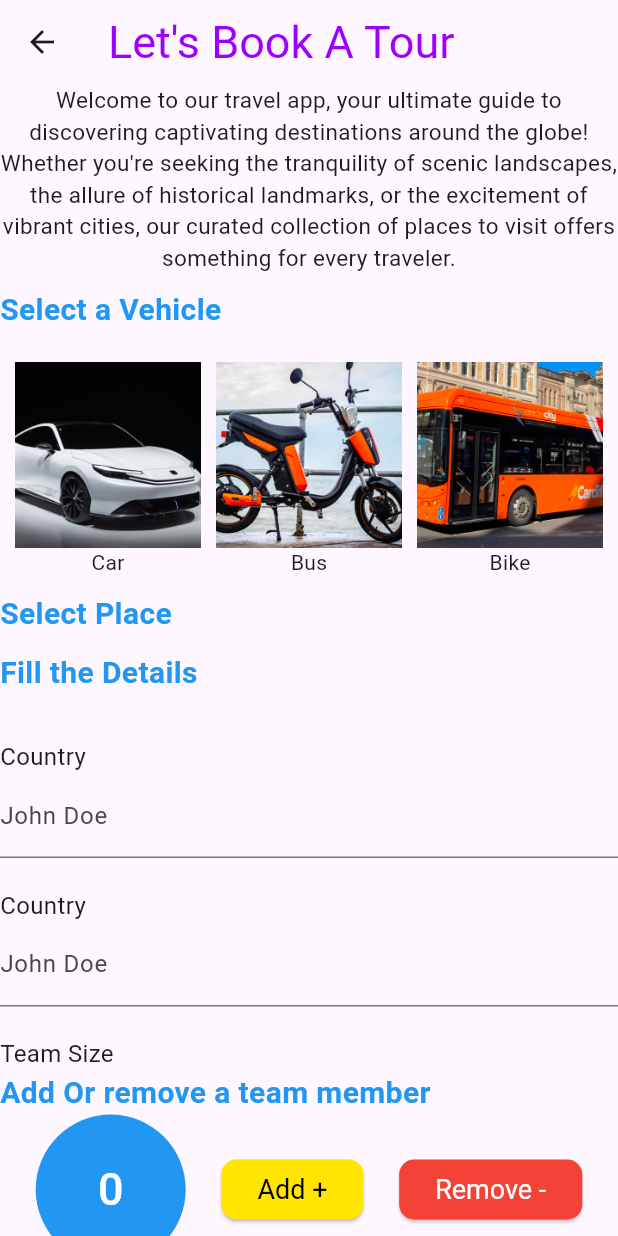
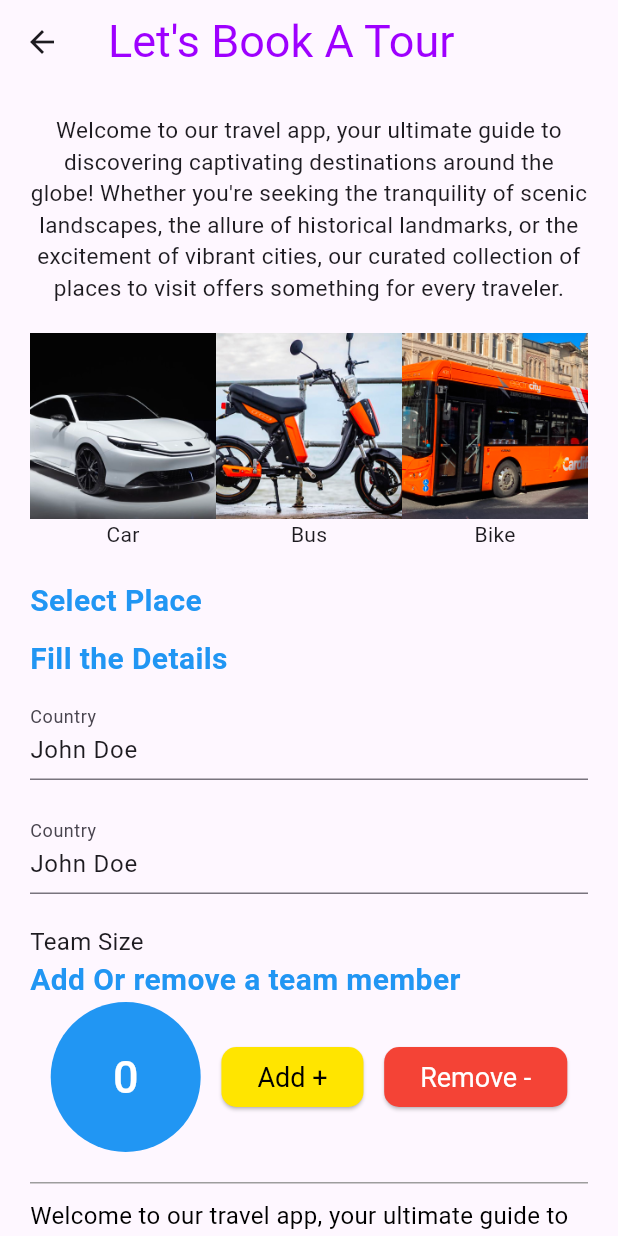
Before and after one commit to AmineFjr/exploreplaces, a Flutter app: the BookForARidePage screen opened directly, on a phone screen of 412 x 824 dp. Run offline on Flutter 3.47's test engine with Material 3 defaults, Android fonts, the phone set to English and light mode, and no system bars.

Commit message:
refactor: book for a ride

```diff
--- a/lib/pages/book_for_a_ride_page.dart
+++ b/lib/pages/book_for_a_ride_page.dart
@@ -1,39 +1,70 @@
 import 'package:flutter/material.dart';
 
 class BookForARidePage extends StatelessWidget {
-  const BookForARidePage({super.key});
+  const BookForARidePage({Key? key}) : super(key: key);
 
   @override
   Widget build(BuildContext context) {
     return Scaffold(
       appBar: AppBar(
-        title: const DefaultTextStyle(
+        title: const Text(
+          "Let's Book A Tour",
           style: TextStyle(color: Color(0xFF9E00FF), fontSize: 30),
-          child: Text("Let's Book A Tour"),
         ),
       ),
-      body: const SingleChildScrollView(
-        child: Center(
+      body: SingleChildScrollView(
+        child: Padding(
+          padding: const EdgeInsets.all(20.0),
           child: Column(
-            mainAxisAlignment: MainAxisAlignment.center,
+            crossAxisAlignment: CrossAxisAlignment.start,
             children: <Widget>[
-              Column(
-                children: [
-                  Align(
-                    alignment: Alignment.center,
-                    child: Text(
+              Text(
                 "Welcome to our travel app, your ultimate guide to discovering captivating destinations around the globe! Whether you're seeking the tranquility of scenic landscapes, the allure of historical landmarks, or the excitement of vibrant cities, our curated collection of places to visit offers something for every traveler.",
                 style: TextStyle(fontSize: 15),
                 textAlign: TextAlign.center,
               ),
-                  ),
+              const SizedBox(height: 20.0),
+              _buildVehicleSelection(),
+              const SizedBox(height: 20.0),
+              _buildText('Select Place'),
+              const SizedBox(height: 10.0),
+              _buildText('Fill the Details'),
+              const SizedBox(height: 10.0),
+              MyCustomForm(),
             ],
           ),
-              SizedBox(height: 10.0),
-              Align(
+        ),
+      ),
+    );
+  }
+
+  Widget _buildVehicleSelection() {
+    return Row(
+      mainAxisAlignment: MainAxisAlignment.spaceBetween,
+      children: <Widget>[
+        _buildVehicleOption('Car', 'assets/car.png'),
+        _buildVehicleOption('Bus', 'assets/bike.png'),
+        _buildVehicleOption('Bike', 'assets/bus.png'),
+      ],
+    );
+  }
+
+  Widget _buildVehicleOption(String title, String assetPath) {
+    return Flexible(
+      child: Column(
+        children: [
+          Image(image: AssetImage(assetPath)),
+          Text(title),
+        ],
+      ),
+    );
+  }
+
+  Widget _buildText(String text) {
+    return Align(
       alignment: Alignment.centerLeft,
       child: Text(
-                  'Select a Vehicle',
+        text,
         style: TextStyle(
           fontSize: 20.0,
           fontWeight: FontWeight.bold,
@@ -41,95 +72,19 @@ class BookForARidePage extends StatelessWidget {
         ),
         softWrap: true,
       ),
-              ),
-              SizedBox(height: 20.0),
-              Row (
-                children: <Widget>[
-                  SizedBox(width: 10.0),
-                  Flexible(child:
-                    Column(
-                      children: [
-                        Image(
-                          image: AssetImage("assets/car.png"),
-                        ),
-                        Text('Car'),
-                      ],
-                    ),
-                  ),
-                  SizedBox(width: 10.0),
-                  Flexible(child:
-                    Column(
-                      children: [
-                        Image(
-                          image: AssetImage("assets/bike.png"),
-                        ),
-                        Text('Bus'),
-                      ],
-                    ),
-                  ),
-                  SizedBox(width: 10.0),
-                  Flexible(child:
-                    Column(
-                      children: [
-                        Image(
-                          image: AssetImage("assets/bus.png"),
-                        ),
-                        Text('Bike'),
-                      ],
-                    ),
-                  ),
-                  SizedBox(width: 10.0),
-                ],
-              ),
-              SizedBox(height: 10.0),
-              Align(
-                alignment: Alignment.centerLeft,
-                child: Text(
-                  'Select Place',
-                  style: TextStyle(
-                    fontSize: 20.0,
-                    fontWeight: FontWeight.bold,
-                    color: Colors.blue,
-                  ),
-                  softWrap: true,
-                ),
-              ),
-              SizedBox(height: 10.0),
-              Align(
-                alignment: Alignment.centerLeft,
-                child: Text(
-                  'Fill the Details',
-                  style: TextStyle(
-                    fontSize: 20.0,
-                    fontWeight: FontWeight.bold,
-                    color: Colors.blue,
-                  ),
-                  softWrap: true,
-                ),
-              ),
-              SizedBox(height: 10.0),
-              MyCustomForm(),
-            ],
-          ),
-        ),
-      ),
     );
   }
 }
 
-// Create a Form widget.
 class MyCustomForm extends StatefulWidget {
-  const MyCustomForm({super.key});
+  const MyCustomForm({Key? key}) : super(key: key);
 
   @override
-  MyCustomFormState createState() {
-    return MyCustomFormState();
-  }
+  MyCustomFormState createState() => MyCustomFormState();
 }
 
 class MyCustomFormState extends State<MyCustomForm> {
   final _formKey = GlobalKey<FormState>();
-
   int counter = 0;
 
   void incrementCounter() {
@@ -148,65 +103,62 @@ class MyCustomFormState extends State<MyCustomForm> {
 
   @override
   Widget build(BuildContext context) {
-    // Build a Form widget using the _formKey created above.
     return Form(
       key: _formKey,
       child: Column(
         crossAxisAlignment: CrossAxisAlignment.start,
         children: [
-          Container(
-            margin: const EdgeInsets.only(top: 20.0),
-            child: Column(
-              crossAxisAlignment: CrossAxisAlignment.start,
-              children: [
+          _buildTextField('Country', 'John Doe'),
+          const SizedBox(height: 20.0),
+          _buildTextField('Country', 'John Doe'),
+          const SizedBox(height: 20.0),
+          _buildTeamSizeInput(),
+          const SizedBox(height: 20.0),
+          const Divider(
+            color: Colors.grey,
+            height: 1,
+          ),
+          const SizedBox(height: 10.0),
           const Text(
-                  'Country',
+            "Welcome to our travel app, your ultimate guide to discovering captivating destinations around the globe! Whether you're seeking the tranquility of scenic landscapes, the allure of historical landmarks, or the excitement of vibrant cities, our curated collection of places to visit offers something for every traveler.",
             style: TextStyle(
               fontSize: 16.0,
+              color: Colors.black,
             ),
           ),
-                TextFormField(
-                  decoration: const InputDecoration(
-                    labelText: 'John Doe',
+          const SizedBox(height: 20.0),
+          ElevatedButton(
+            onPressed: () {
+              if (_formKey.currentState!.validate()) {
+                ScaffoldMessenger.of(context).showSnackBar(
+                  const SnackBar(content: Text('Processing Data')),
+                );
+              }
+            },
+            child: const Text('Submit'),
+          ),
+        ],
+      ),
+    );
+  }
+
+  Widget _buildTextField(String labelText, String initialValue) {
+    return TextFormField(
+      initialValue: initialValue,
+      decoration: InputDecoration(
+        labelText: labelText,
       ),
       validator: (value) {
         if (value == null || value.isEmpty) {
-                      return 'Please enter your country';
+          return 'Please enter your $labelText';
         }
         return null;
       },
-                ),
-              ],
-            ),
-          ),
-          Container(
-            margin: const EdgeInsets.only(top: 20.0),
-              child: Column(
-                crossAxisAlignment: CrossAxisAlignment.start,
-                children: [
-                  const Text(
-                    'Country',
-                    style: TextStyle(
-                      fontSize: 16.0,
-                    ),
-                  ),
-                  TextFormField(
-                    decoration: const InputDecoration(
-                      labelText: 'John Doe',
-                    ),
-                    validator: (value) {
-                      if (value == null || value.isEmpty) {
-                        return 'Please enter your country';
+    );
   }
-                      return null;
-                    },
-                  ),
-                ],
-              ),
-          ),
-          Container(
-            margin: const EdgeInsets.only(top: 20.0),
-            child: Column(
+
+  Widget _buildTeamSizeInput() {
+    return Column(
       crossAxisAlignment: CrossAxisAlignment.start,
       children: [
         const Text(
@@ -223,7 +175,7 @@ class MyCustomFormState extends State<MyCustomForm> {
             color: Colors.blue,
           ),
         ),
-                Row (
+        Row(
           mainAxisAlignment: MainAxisAlignment.spaceEvenly,
           children: <Widget>[
             CircleAvatar(
@@ -260,40 +212,7 @@ class MyCustomFormState extends State<MyCustomForm> {
             ),
           ],
         ),
-                const SizedBox(height: 10.0),
-                const Divider(
-                  color: Colors.grey,
-                  height: 1,
-                ),
-                const SizedBox(height: 10.0),
-                const Text(
-                  "Welcome to our travel app, your ultimate guide to discovering captivating destinations around the globe! Whether you're seeking the tranquility of scenic landscapes, the allure of historical landmarks, or the excitement of vibrant cities, our curated collection of places to visit offers something for every traveler.",
-                  style: TextStyle(
-                    fontSize: 16.0,
-                    color: Colors.black,
-                  ),
-                ),
       ],
-            ),
-          ),
-          Padding(
-            padding: const EdgeInsets.symmetric(vertical: 16),
-            child: ElevatedButton(
-              onPressed: () {
-                // Validate returns true if the form is valid, or false otherwise.
-                if (_formKey.currentState!.validate()) {
-                  // If the form is valid, display a snackbar. In the real world,
-                  // you'd often call a server or save the information in a database.
-                  ScaffoldMessenger.of(context).showSnackBar(
-                    const SnackBar(content: Text('Processing Data')),
-                  );
-                }
-              },
-              child: const Text('Submit'),
-            ),
-          ),
-        ],
-      ),
     );
   }
 }
```
Lines whose indentation alone changed are shown as unchanged.
